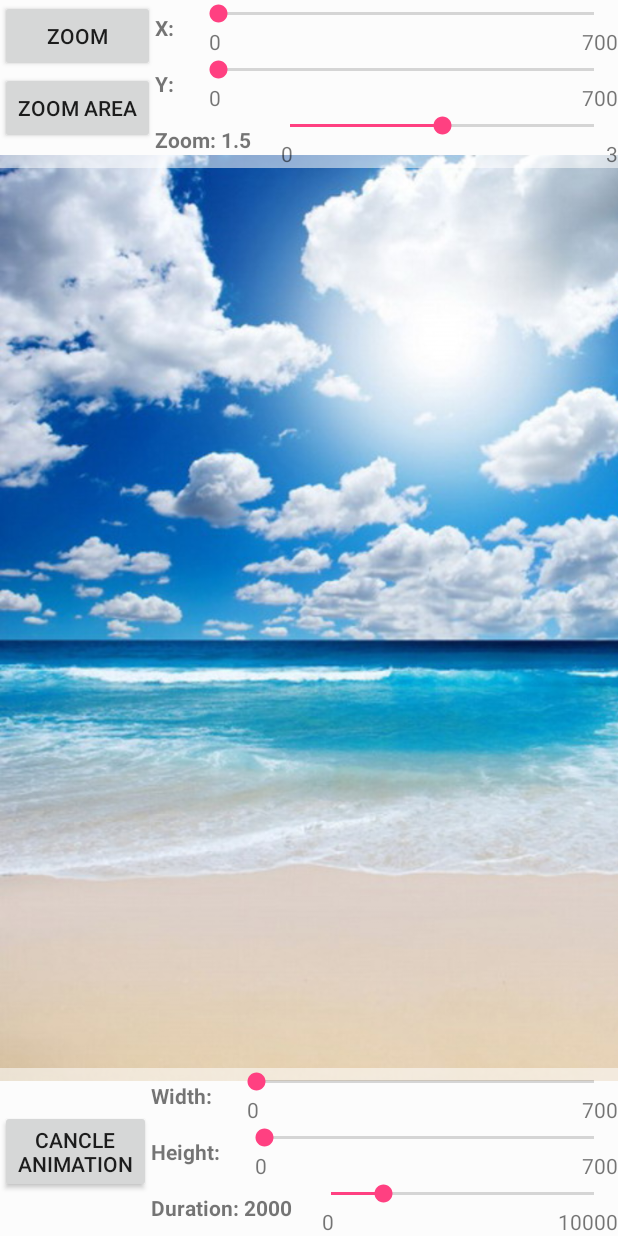
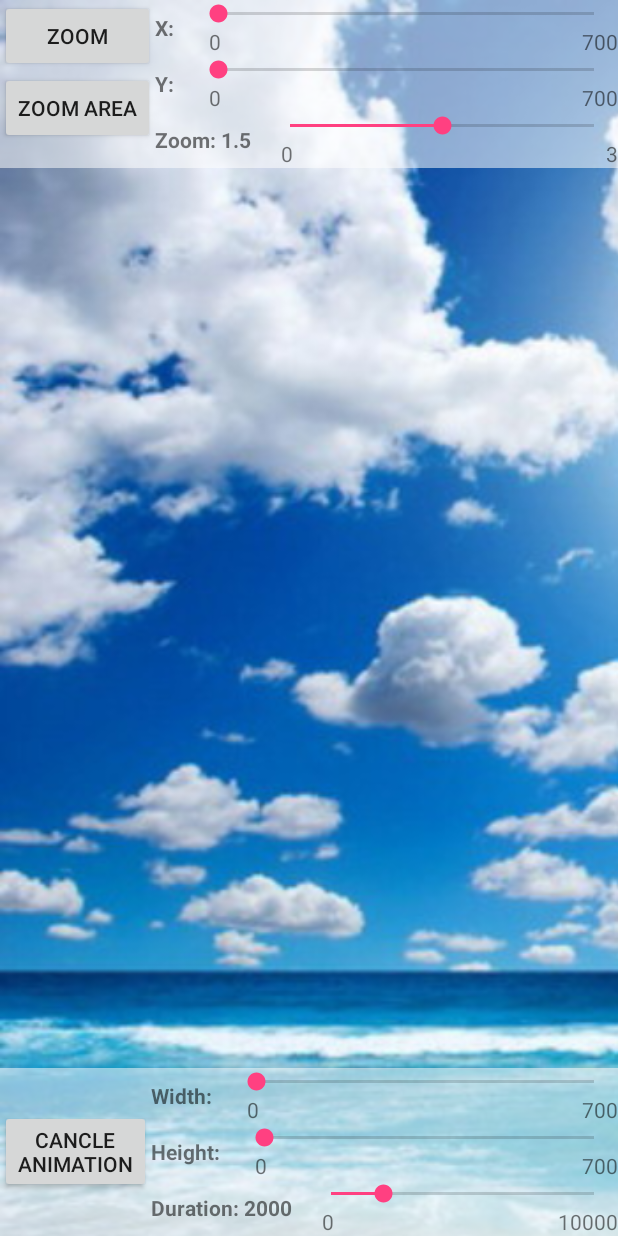
Before and after one commit to nerdymax/CustomImageView, an Android app: the screen it shows after launch (MainActivity), after a tap on "ZOOM AREA", on a phone screen of 412 x 824 dp. Run offline under Robolectric (Android 15) with nearby library versions, the phone set to English and light mode, and no system bars; 1 other tap on this screen came first.

Commit message:
Allow correct zoom for big rectangles

```diff
--- a/app/src/main/java/m/tri/customimageview/TouchImageView.java
+++ b/app/src/main/java/m/tri/customimageview/TouchImageView.java
@@ -1030,6 +1030,8 @@ public class TouchImageView extends ImageView {
      * @return area not inside this image
      */
     public boolean zooomArea(float focusX, float focusY, float width, float height, float percent, long duration, @Nullable Handler handlerCompleted) {
+        Log.e("scaleX", String.valueOf(scaleX));
+        Log.e("scaleY", String.valueOf(scaleY));
         if (percent <= 0.0f || percent > 1.0f) percent = 0.7f;
 
         DisplayMetrics metrics = getResources().getDisplayMetrics();
@@ -1039,25 +1041,61 @@ public class TouchImageView extends ImageView {
         focusX = focusX * metrics.scaledDensity;
         focusY = focusY * metrics.scaledDensity;
 
-        RectF rectSmall = new RectF(focusX - width / 2, focusY - height / 2, focusX + width / 2, focusY + height / 2);
+        float scale = Math.min(scaleX, scaleY); // FIT_CENTER
 
-        float repercent = (1 - percent) / 2;
-        float wid = repercent * width / percent;
-        float hei = repercent * height / percent;
-        if (rectSmall.left > wid &&
-                getWidth() / scaleX - rectSmall.right > wid &&
-                rectSmall.top > hei &&
-                getHeight() / scaleY - rectSmall.bottom > hei) {
+        float mX = getWidth() * percent / (width * scale);
+        float mY = getHeight() * percent / (height * scale);
+        float targetZoom = Math.min(mX, mY);
+        if (targetZoom < minScale) {
+            targetZoom = minScale;
+        }
 
-            float mX = getWidth() * percent / (width * scaleX);
-            float mY = getHeight() * percent / (height * scaleY);
+        float left = getWidth() / 2 - width / 2 * scale * targetZoom;
+        float right = getWidth() / 2 + width / 2 * scale * targetZoom;
+        float top = getHeight() / 2 - height / 2 * scale * targetZoom;
+        float bottom = getHeight() / 2 + height / 2 * scale * targetZoom;
 
-            float targetZoom = Math.min(mX, mY);
+        float percentX, percentY;
+        percentX = percentY = percent;
 
-            float left = getWidth() / 2 - width / 2 * scaleX * targetZoom;
-            float right = getWidth() / 2 + width / 2 * scaleX * targetZoom;
-            float top = getHeight() / 2 - height / 2 * scaleY * targetZoom;
-            float bottom = getHeight() / 2 + height / 2 * scaleY * targetZoom;
+        if (targetZoom == minScale) {
+            percentX = width * scale * targetZoom / getWidth();
+            percentY = height * scale * targetZoom / getHeight();
+        } else if (targetZoom == mX) {
+            percentY = height * scale * targetZoom / getHeight();
+        } else {
+            percentX = width * scale * targetZoom / getWidth();
+        }
+
+        float imageWidth = getWidth() / scaleX;
+        float imageHeight = getHeight() / scaleY;
+        float fullWidth = width / percentX;
+        float fullHeight = height / percentY;
+
+        if (focusX < fullWidth / 2) {
+            float offsetX = (focusX - fullWidth / 2) * scale * targetZoom;
+            left += offsetX;
+            right += offsetX;
+            focusX = fullWidth / 2;
+        }
+        if (focusY < fullHeight / 2) {
+            float offsetY = (focusY - fullHeight / 2) * scale * targetZoom;
+            top += offsetY;
+            bottom += offsetY;
+            focusY = fullHeight / 2;
+        }
+        if (focusX > imageWidth - fullWidth / 2) {
+            float offsetX = (focusX - (imageWidth - fullWidth / 2)) * scale * targetZoom;
+            left += offsetX;
+            right += offsetX;
+            focusX = imageWidth - fullWidth / 2;
+        }
+        if (focusY > imageHeight - fullHeight / 2) {
+            float offsetY = (focusY - (imageHeight - fullHeight / 2)) * scale * targetZoom;
+            top += offsetY;
+            bottom += offsetY;
+            focusY = imageHeight - fullHeight / 2;
+        }
 
         RectF rectF = new RectF(left, top, right, bottom);
         DoubleTapZoom doubleTap = new DoubleTapZoom(targetZoom, focusX, focusY, false, duration, rectF, handlerCompleted);
@@ -1065,9 +1103,6 @@ public class TouchImageView extends ImageView {
 
         Log.d(DEBUG, "targetZoom " + targetZoom);
         return true;
-        }
-
-        return false;
     }
 
 
```
Lines whose indentation alone changed are shown as unchanged.
